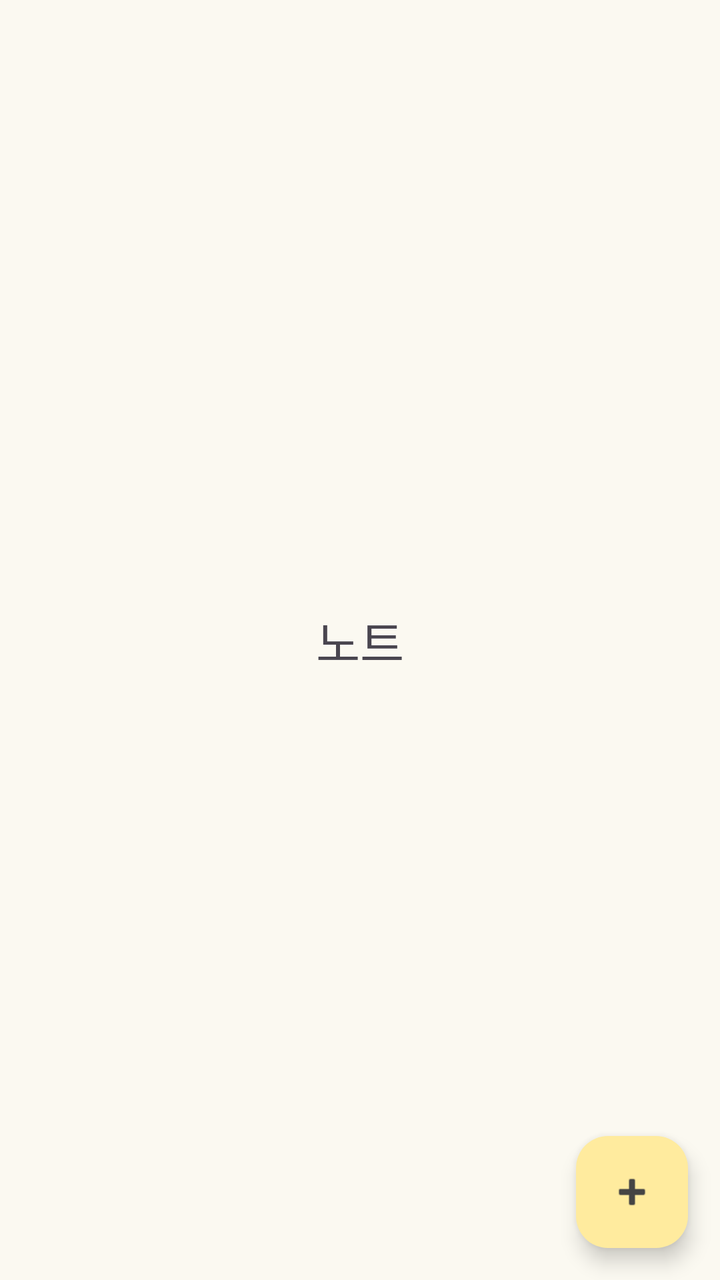
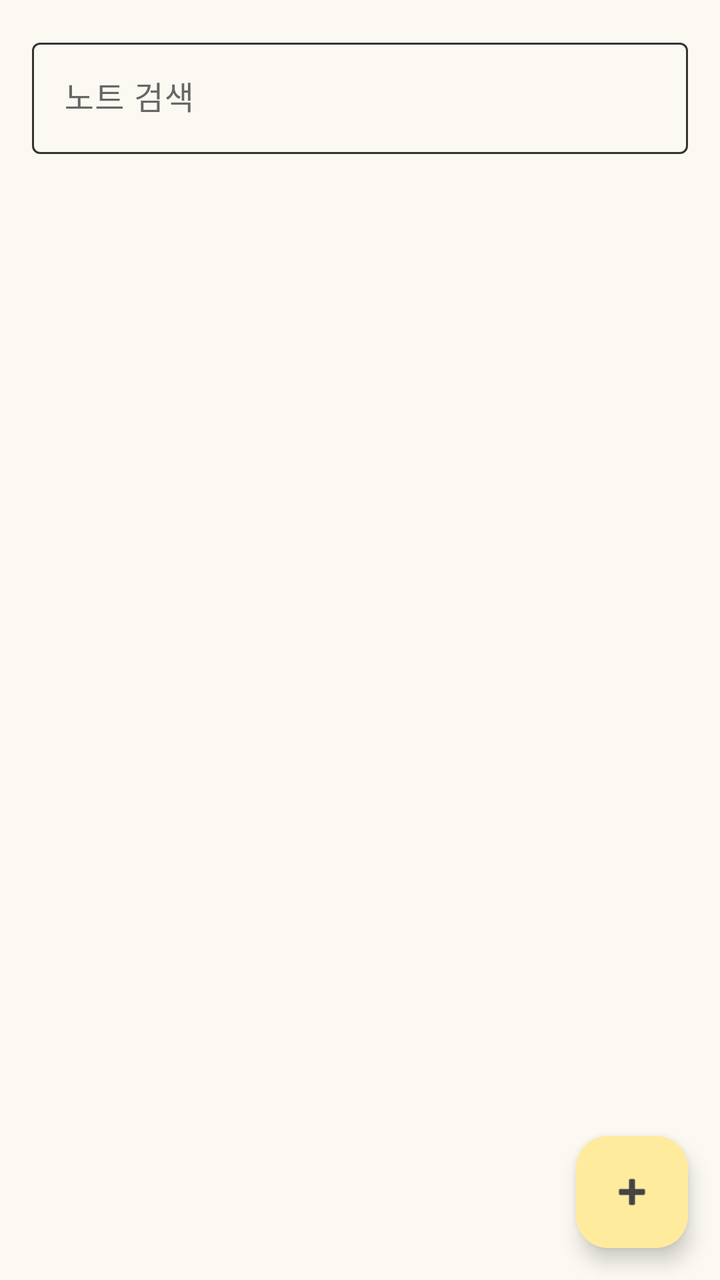

Screens rendered from an Android XML layout before and after an edit, with the pre-edit source and the edit as a unified diff.
<!-- AndroidManifest.xml: application theme Theme.ToDoNote -->
<!-- res/layout/fragment_note.xml -->
<?xml version="1.0" encoding="utf-8"?>
<androidx.constraintlayout.widget.ConstraintLayout xmlns:android="http://schemas.android.com/apk/res/android"
    xmlns:app="http://schemas.android.com/apk/res-auto"
    android:layout_width="match_parent"
    android:layout_height="match_parent"
    android:background="@color/color_background">

    <TextView
        android:layout_width="wrap_content"
        android:layout_height="wrap_content"
        android:text="노트"
        android:textSize="24sp"
        app:layout_constraintBottom_toBottomOf="parent"
        app:layout_constraintEnd_toEndOf="parent"
        app:layout_constraintStart_toStartOf="parent"
        app:layout_constraintTop_toTopOf="parent" />

    <com.google.android.material.floatingactionbutton.FloatingActionButton
        android:id="@+id/fab_note"
        android:layout_width="wrap_content"
        android:layout_height="wrap_content"
        android:layout_margin="16dp"
        android:src="@android:drawable/ic_input_add"
        app:backgroundTint="@color/color_accent"
        app:tint="@color/color_text_dark"
        app:layout_constraintBottom_toBottomOf="parent"
        app:layout_constraintEnd_toEndOf="parent" />

</androidx.constraintlayout.widget.ConstraintLayout>
<!-- resources referenced by this layout -->
<resources>
  <color name="color_accent">#FFEB9E</color>
  <color name="color_background">#FBF9F1</color>
  <color name="color_text_dark">#444444</color>
  <style name="Theme.ToDoNote" parent="Base.Theme.ToDoNote" />
  <style name="Base.Theme.ToDoNote" parent="Theme.Material3.DayNight.NoActionBar">
          
          <item name="colorPrimary">@color/color_primary</item>
          <item name="colorPrimaryDark">@color/color_primary_dark</item>
          <item name="colorPrimaryVariant">@color/color_primary_light</item>
          
          
          <item name="colorSecondary">@color/color_secondary</item>
          <item name="colorSecondaryVariant">@color/color_secondary_dark</item>
          
          
          <item name="android:colorBackground">@color/color_background</item>
          <item name="colorSurface">@color/color_surface</item>
          
          
          <item name="android:textColorPrimary">@color/color_text_dark</item>
          <item name="android:textColorSecondary">@color/color_text_medium</item>
          <item name="colorOnPrimary">@color/white</item>
          <item name="colorOnSecondary">@color/color_text_dark</item>
          <item name="colorOnBackground">@color/color_text_dark</item>
          <item name="colorOnSurface">@color/color_text_dark</item>
          <item name="colorOnSurfaceVariant">@color/color_text_medium</item>
          
          
          <item name="colorAccent">@color/color_accent</item>
          
          
          <item name="colorOutline">@color/color_outline</item>
          
          
          <item name="android:statusBarColor">@android:color/black</item>
          <item name="android:windowLightStatusBar">false</item>
      </style>
  <color name="color_primary">#A0D9C8</color>
  <color name="color_primary_dark">#7DB8A5</color>
  <color name="color_primary_light">#C8E8DC</color>
  <color name="color_secondary">#F0D5C9</color>
  <color name="color_secondary_dark">#E0B5A3</color>
  <color name="color_surface">#FFFFFF</color>
  <color name="color_text_medium">#666666</color>
  <color name="white">#FFFFFFFF</color>
  <color name="color_outline">#333333</color>
</resources>

<!-- the commit's change to res/layout/fragment_note.xml (unified diff, before → after) -->
@@ -5,16 +5,44 @@
     android:layout_height="match_parent"
     android:background="@color/color_background">
 
-    <TextView
-        android:layout_width="wrap_content"
+    
+    <com.google.android.material.textfield.TextInputLayout
+        android:id="@+id/search_layout"
+        android:layout_width="0dp"
         android:layout_height="wrap_content"
-        android:text="노트"
-        android:textSize="24sp"
+        android:layout_marginStart="16dp"
+        android:layout_marginTop="16dp"
+        android:layout_marginEnd="16dp"
+        android:hint="노트 검색"
+        app:boxBackgroundMode="outline"
+        app:layout_constraintEnd_toEndOf="parent"
+        app:layout_constraintStart_toStartOf="parent"
+        app:layout_constraintTop_toTopOf="parent">
+
+        <com.google.android.material.textfield.TextInputEditText
+            android:id="@+id/et_search"
+            android:layout_width="match_parent"
+            android:layout_height="wrap_content"
+            android:inputType="text"
+            android:imeOptions="actionSearch" />
+    </com.google.android.material.textfield.TextInputLayout>
+
+    
+    <androidx.recyclerview.widget.RecyclerView
+        android:id="@+id/recycler_note"
+        android:layout_width="0dp"
+        android:layout_height="0dp"
+        android:layout_marginStart="8dp"
+        android:layout_marginTop="16dp"
+        android:layout_marginEnd="8dp"
+        android:layout_marginBottom="16dp"
+        android:padding="8dp"
         app:layout_constraintBottom_toBottomOf="parent"
         app:layout_constraintEnd_toEndOf="parent"
         app:layout_constraintStart_toStartOf="parent"
-        app:layout_constraintTop_toTopOf="parent" />
+        app:layout_constraintTop_toBottomOf="@id/search_layout" />
 
+    
     <com.google.android.material.floatingactionbutton.FloatingActionButton
         android:id="@+id/fab_note"
         android:layout_width="wrap_content"
